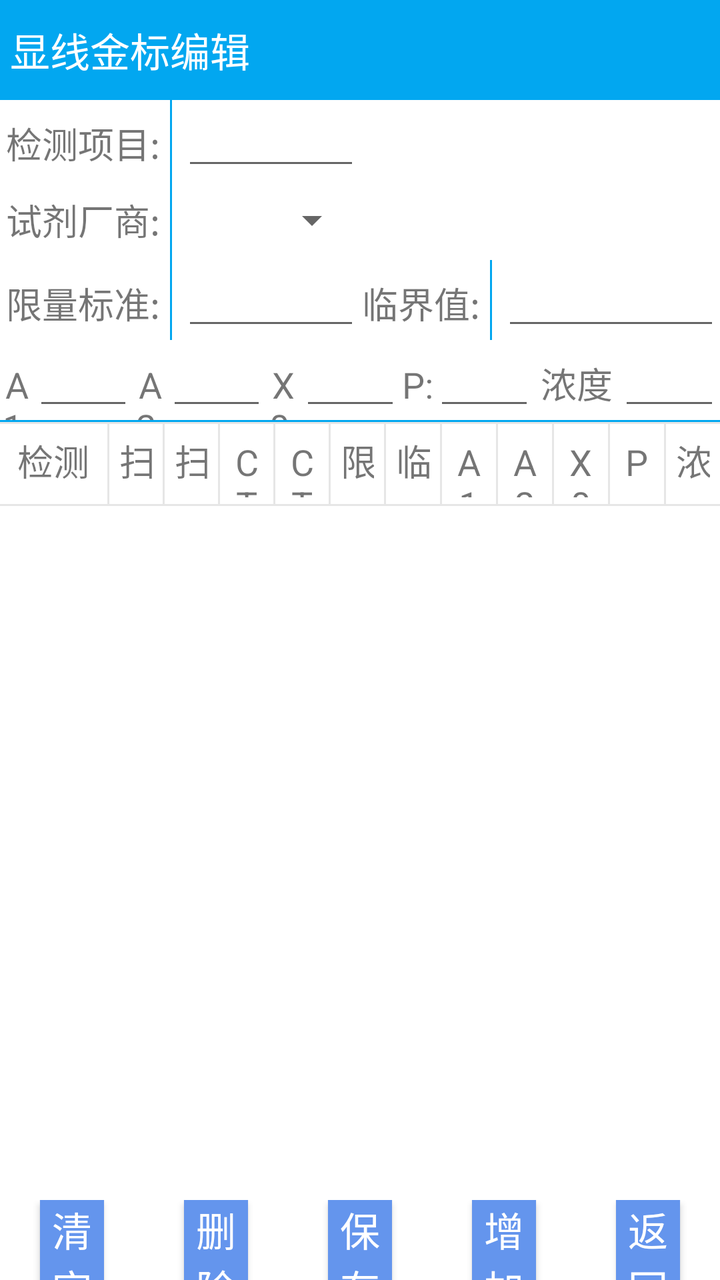
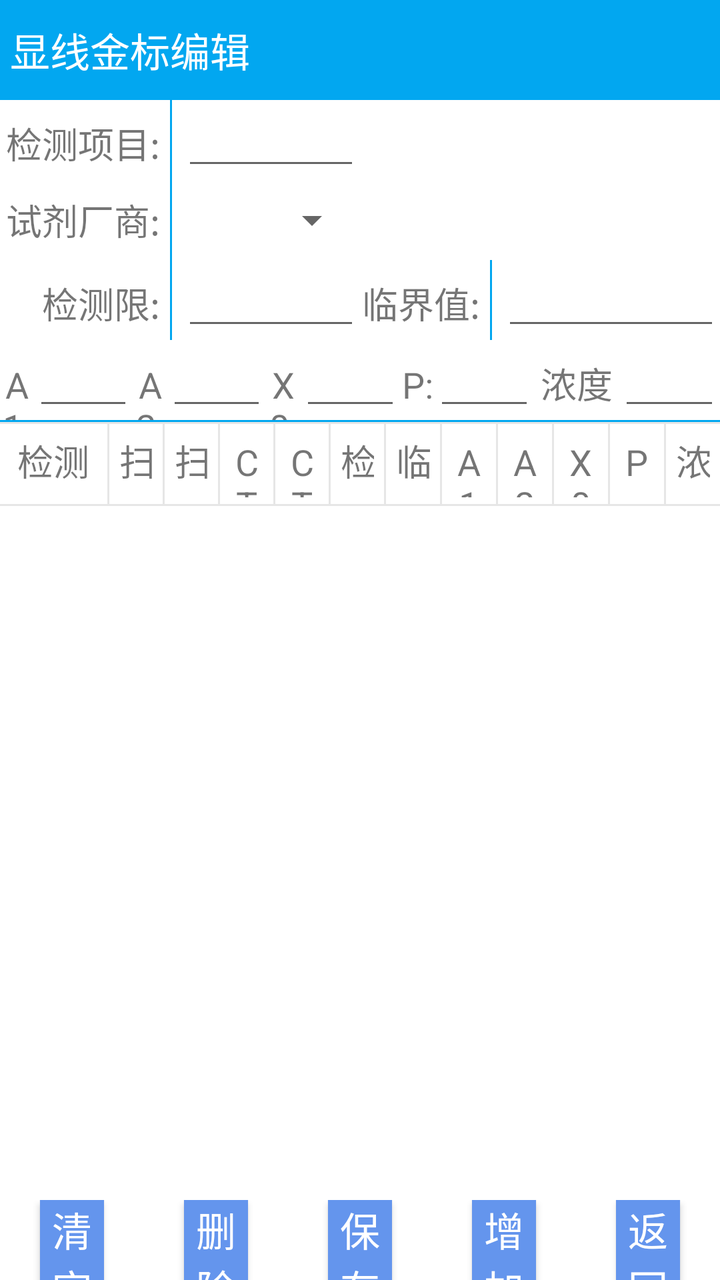

Before-and-after screenshots of an Android layout around one commit, followed by the original layout XML and the change that was made.
<!-- AndroidManifest.xml: application theme AppTheme -->
<!-- res/layout/check_project_line_edit.xml -->
<?xml version="1.0" encoding="utf-8"?>
<LinearLayout xmlns:android="http://schemas.android.com/apk/res/android"
    android:layout_width="match_parent"
    android:layout_height="match_parent"
    android:background="#ffffff"
    android:orientation="vertical">

    <TextView
        android:id="@+id/check_project_line_project_title"
        android:layout_width="match_parent"
        android:layout_height="50dp"
        android:layout_alignParentTop="true"
        android:background="@color/THEME_COLOR"
        android:gravity="center_vertical"
        android:paddingLeft="5dp"
        android:text="显线金标编辑"
        android:textColor="#ffffff"
        android:textSize="20sp" />

    <TableLayout
        android:layout_width="match_parent"
        android:layout_height="wrap_content">

        <TableRow>

            <LinearLayout
                android:layout_width="0dp"
                android:layout_height="40dp"
                android:layout_weight="1.0"
                android:orientation="horizontal">

                <TextView
                    android:layout_width="80dp"
                    android:layout_height="40dp"
                    android:gravity="center_vertical|right"
                    android:text="检测项目:"
                    android:textSize="18sp" />

                <View
                    android:layout_width="1dp"
                    android:layout_height="match_parent"
                    android:layout_marginLeft="5dp"
                    android:layout_marginRight="5dp"
                    android:background="@color/THEME_COLOR" />

                <EditText
                    android:id="@+id/check_project_line_project_edit"
                    android:lines="1"
                    android:layout_width="0dp"
                    android:layout_height="40dp"
                    android:layout_weight="1.0"
                    android:textSize="18sp" />
            </LinearLayout>

            <LinearLayout
                android:layout_width="0dp"
                android:layout_height="40dp"
                android:layout_weight="1.0"
                android:orientation="horizontal"></LinearLayout>
        </TableRow>

        <TableRow android:visibility="gone">

            <LinearLayout
                android:layout_width="0dp"
                android:layout_height="40dp"
                android:layout_weight="1.0"
                android:orientation="horizontal">

                <TextView
                    android:layout_width="60dp"
                    android:layout_height="40dp"
                    android:gravity="center_vertical|right"
                    android:text="扫描起点:" />

                <View
                    android:layout_width="1dp"
                    android:layout_height="match_parent"
                    android:layout_marginLeft="5dp"
                    android:layout_marginRight="5dp"
                    android:background="@color/THEME_COLOR" />

                <EditText
                    android:id="@+id/check_project_line_project_sao_start"
                    android:lines="1"
                    android:layout_width="0dp"
                    android:layout_height="40dp"
                    android:layout_weight="1.0" />
            </LinearLayout>

            <LinearLayout
                android:layout_width="0dp"
                android:layout_height="40dp"
                android:layout_weight="1.0"
                android:orientation="horizontal">

                <TextView
                    android:layout_width="60dp"
                    android:layout_height="40dp"
                    android:gravity="center_vertical|right"
                    android:text="扫描终点:" />

                <View
                    android:layout_width="1dp"
                    android:layout_height="match_parent"
                    android:layout_marginLeft="5dp"
                    android:layout_marginRight="5dp"
                    android:background="@color/THEME_COLOR" />

                <EditText
                    android:id="@+id/check_project_line_project_sao_end"
                    android:lines="1"
                    android:layout_width="0dp"
                    android:layout_height="40dp"
                    android:layout_weight="1.0" />
            </LinearLayout>
        </TableRow>

        <TableRow android:visibility="gone">

            <LinearLayout
                android:layout_width="0dp"
                android:layout_height="40dp"
                android:layout_weight="1.0"
                android:orientation="horizontal">

                <TextView
                    android:id="@+id/check_projetc_line_project_ct_tv"
                    android:layout_width="60dp"
                    android:layout_height="40dp"
                    android:gravity="center_vertical|right"
                    android:text="CT间距:" />

                <View
                    android:layout_width="1dp"
                    android:layout_height="match_parent"
                    android:layout_marginLeft="5dp"
                    android:layout_marginRight="5dp"
                    android:background="@color/THEME_COLOR" />

                <EditText
                    android:id="@+id/check_project_line_project_ct"
                    android:lines="1"
                    android:layout_width="0dp"
                    android:layout_height="40dp"
                    android:layout_weight="1.0" />
            </LinearLayout>

            <LinearLayout
                android:layout_width="0dp"
                android:layout_height="40dp"
                android:layout_weight="1.0"
                android:orientation="horizontal">

                <TextView
                    android:id="@+id/check_projetc_line_project_ct_width_tv"
                    android:layout_width="60dp"
                    android:layout_height="40dp"
                    android:gravity="center_vertical|right"
                    android:text="CT峰宽:" />

                <View
                    android:layout_width="1dp"
                    android:layout_height="match_parent"
                    android:layout_marginLeft="5dp"
                    android:layout_marginRight="5dp"
                    android:background="@color/THEME_COLOR" />

                <EditText
                    android:id="@+id/check_project_line_project_ct_width"
                    android:lines="1"
                    android:layout_width="0dp"
                    android:layout_height="40dp"
                    android:layout_weight="1.0" />
            </LinearLayout>
        </TableRow>

        <TableRow>

            <LinearLayout
                android:layout_width="0dp"
                android:layout_height="40dp"
                android:layout_weight="1.0"
                android:orientation="horizontal">

                <TextView
                    android:layout_width="80dp"
                    android:layout_height="40dp"
                    android:gravity="center_vertical|right"
                    android:text="试剂厂商:"
                    android:textSize="18sp" />

                <View
                    android:layout_width="1dp"
                    android:layout_height="match_parent"
                    android:layout_marginLeft="5dp"
                    android:layout_marginRight="5dp"
                    android:background="@color/THEME_COLOR" />

                <Spinner
                    android:id="@+id/check_project_line_project_card_spinner"
                    android:layout_width="0dp"
                    android:layout_height="40dp"
                    android:layout_weight="1.0" />
            </LinearLayout>

            <LinearLayout
                android:layout_width="0dp"
                android:layout_height="40dp"
                android:layout_weight="1.0"
                android:orientation="horizontal"></LinearLayout>
        </TableRow>

        <TableRow>

            <LinearLayout
                android:layout_width="0dp"
                android:layout_height="40dp"
                android:layout_weight="1.0"
                android:orientation="horizontal">

                <TextView
                    android:layout_width="80dp"
                    android:layout_height="40dp"
                    android:gravity="center_vertical|right"
                    android:text="限量标准:"
                    android:textSize="18sp" />

                <View
                    android:layout_width="1dp"
                    android:layout_height="match_parent"
                    android:layout_marginLeft="5dp"
                    android:layout_marginRight="5dp"
                    android:background="@color/THEME_COLOR" />

                <EditText
                    android:id="@+id/check_project_line_project_xian"
                    android:lines="1"
                    android:layout_width="0dp"
                    android:layout_height="40dp"
                    android:layout_weight="1.0"
                    android:inputType="number|numberDecimal" />
            </LinearLayout>

            <LinearLayout
                android:layout_width="0dp"
                android:layout_height="40dp"
                android:layout_weight="1.0"
                android:orientation="horizontal">

                <TextView
                    android:layout_width="60dp"
                    android:layout_height="40dp"
                    android:gravity="center_vertical|right"
                    android:text="临界值:"
                    android:textSize="18sp" />

                <View
                    android:layout_width="1dp"
                    android:layout_height="match_parent"
                    android:layout_marginLeft="5dp"
                    android:layout_marginRight="5dp"
                    android:background="@color/THEME_COLOR" />

                <EditText
                    android:id="@+id/check_project_line_project_ljz"
                    android:lines="1"
                    android:layout_width="0dp"
                    android:layout_height="40dp"
                    android:layout_weight="1.0"
                    android:inputType="number|numberDecimal" />
            </LinearLayout>
        </TableRow>

        <TableRow>
            android:layout_width="0dp"
            android:layout_height="40dp"
            android:layout_weight="1.0"
            android:orientation="horizontal">

            <TextView
                android:layout_width="0dp"
                android:layout_height="40dp"
                android:layout_weight="1"
                android:gravity="center"
                android:text="A1:"
                android:textSize="18sp" />

            <EditText
                android:id="@+id/check_project_line_project_k"
                android:lines="1"
                android:layout_width="0dp"
                android:layout_height="40dp"
                android:layout_weight="3.0"
                android:inputType="number|numberDecimal|numberSigned" />


            <TextView
                android:layout_width="0dp"
                android:layout_height="40dp"
                android:layout_weight="1"
                android:gravity="center"
                android:text="A2:"
                android:textSize="18sp" />

            <EditText
                android:id="@+id/check_project_line_project_b"
                android:lines="1"
                android:layout_width="0dp"
                android:layout_height="40dp"
                android:layout_weight="3.0"
                android:inputType="number|numberDecimal|numberSigned" />


            <TextView
                android:layout_width="0dp"
                android:layout_height="40dp"
                android:layout_weight="1"
                android:gravity="center"
                android:text="X0:"
                android:textSize="18sp" />

            <EditText
                android:id="@+id/check_project_line_project_x"
                android:layout_width="0dp"
                android:layout_height="40dp"
                android:layout_weight="3.0"
                android:inputType="number|numberDecimal|numberSigned" />


            <TextView
                android:layout_width="0dp"
                android:layout_height="40dp"
                android:layout_weight="1"
                android:gravity="center"
                android:text="P:"
                android:textSize="18sp" />

            <EditText
                android:id="@+id/check_project_line_project_p"
                android:layout_width="0dp"
                android:layout_height="40dp"
                android:layout_weight="3.0"
                android:inputType="number|numberDecimal|numberSigned" />

            <TextView
                android:layout_width="0dp"
                android:layout_height="40dp"
                android:layout_weight="2.5"
                android:gravity="center"
                android:text="浓度单位:"
                android:textSize="18sp" />

            <EditText
                android:id="@+id/check_project_line_project_concentrate_unit"
                android:layout_width="0dp"
                android:layout_height="40dp"
                android:layout_weight="3.0" />
        </TableRow>
    </TableLayout>

    <View
        android:layout_width="match_parent"
        android:layout_height="1dp"
        android:background="@color/THEME_COLOR" />

    <LinearLayout
        android:layout_width="match_parent"
        android:layout_height="0dp"
        android:layout_weight="1.0">

        <LinearLayout
            android:layout_width="wrap_content"
            android:layout_height="match_parent"
            android:orientation="vertical">

            <View
                android:layout_width="match_parent"
                android:layout_height="1dp"
                android:background="#e6e6e6" />

            <LinearLayout
                android:layout_width="match_parent"
                android:layout_height="40dp"
                android:orientation="horizontal">

                <TextView
                    style="@style/item_project_style"
                    android:layout_weight="2"
                    android:text="检测项目" />

                <View
                    android:layout_width="1dp"
                    android:layout_height="match_parent"
                    android:background="#e6e6e6" />

                <TextView
                    style="@style/item_project_style"
                    android:layout_weight="1"
                    android:text="扫描起点" />

                <View
                    android:layout_width="1dp"
                    android:layout_height="match_parent"
                    android:background="#e6e6e6" />

                <TextView
                    style="@style/item_project_style"
                    android:layout_weight="1"
                    android:text="扫描终点" />

                <View
                    android:layout_width="1dp"
                    android:layout_height="match_parent"
                    android:background="#e6e6e6" />

                <TextView
                    android:id="@+id/check_projetc_line_project_sc_ct_tv"
                    style="@style/item_project_style"
                    android:layout_weight="1"
                    android:text="CT间距" />

                <View
                    android:layout_width="1dp"
                    android:layout_height="match_parent"
                    android:background="#e6e6e6" />

                <TextView
                    android:id="@+id/check_projetc_line_project_sc_ct_width_tv"
                    style="@style/item_project_style"
                    android:layout_weight="1"
                    android:text="CT峰宽" />

                <View
                    android:layout_width="1dp"
                    android:layout_height="match_parent"
                    android:background="#e6e6e6" />

                <TextView
                    style="@style/item_project_style"
                    android:layout_weight="1"
                    android:text="限量标准" />

                <View
                    android:layout_width="1dp"
                    android:layout_height="match_parent"
                    android:background="#e6e6e6" />

                <TextView
                    style="@style/item_project_style"
                    android:layout_weight="1"
                    android:text="临界值" />

                <View
                    android:layout_width="1dp"
                    android:layout_height="match_parent"
                    android:background="#e6e6e6" />

                <TextView
                    style="@style/item_project_style"
                    android:layout_weight="1"
                    android:text="A1" />

                <View
                    android:layout_width="1dp"
                    android:layout_height="match_parent"
                    android:background="#e6e6e6" />

                <TextView
                    style="@style/item_project_style"
                    android:layout_weight="1"
                    android:text="A2" />

                <View
                    android:layout_width="1dp"
                    android:layout_height="match_parent"
                    android:background="#e6e6e6" />

                <TextView
                    style="@style/item_project_style"
                    android:layout_weight="1"
                    android:text="X0" />

                <View
                    android:layout_width="1dp"
                    android:layout_height="match_parent"
                    android:background="#e6e6e6" />

                <TextView
                    style="@style/item_project_style"
                    android:layout_weight="1"
                    android:text="P" />

                <View
                    android:layout_width="1dp"
                    android:layout_height="match_parent"
                    android:background="#e6e6e6" />

                <TextView
                    style="@style/item_project_style"
                    android:layout_weight="1"
                    android:text="浓度单位" />
            </LinearLayout>

            <View
                android:layout_width="match_parent"
                android:layout_height="1dp"
                android:background="#e6e6e6" />

            <ListView
                android:id="@+id/check_project_line_listview"
                android:layout_width="match_parent"
                android:layout_height="match_parent"></ListView>
        </LinearLayout>
    </LinearLayout>

    <LinearLayout
        android:layout_width="match_parent"
        android:layout_height="40dp"
        android:layout_marginTop="10dp"
        android:background="#ffffff"
        android:orientation="horizontal">

        <Button
            style="@style/btn_baseData_style"
            android:onClick="ClickClear"
            android:text="清空全部数据" />

        <Button
            style="@style/btn_baseData_style"
            android:onClick="ClickDelete"
            android:text="删除选中的数据" />

        <Button
            style="@style/btn_baseData_style"
            android:onClick="ClickSave"
            android:text="保存编辑数据" />

        <Button
            style="@style/btn_baseData_style"
            android:onClick="ClickEdit"
            android:text="增加编辑数据" />

        <Button
            style="@style/btn_baseData_style"
            android:onClick="ClickBack"
            android:text="返回" />
    </LinearLayout>

</LinearLayout>
<!-- resources referenced by this layout -->
<resources>
  <color name="THEME_COLOR">#02A7F0</color>
  <style name="btn_baseData_style">
          <item name="android:layout_width">0dp</item>
          <item name="android:layout_height">match_parent</item>
          <item name="android:layout_marginLeft">20dp</item>
          <item name="android:layout_marginRight">20dp</item>
          <item name="android:background">@color/btn_baseData_background_color</item>
          <item name="android:layout_weight">1.0</item>
          <item name="android:textSize">20sp</item>
          <item name="android:textColor">@android:color/white</item>
      </style>
  <style name="item_project_style">
          <item name="android:layout_width">0dp</item>
          <item name="android:layout_height">wrap_content</item>
          <item name="android:padding">5dp</item>
          <item name="android:textSize">18sp</item>
          <item name="android:gravity">center</item>
      </style>
  <style name="AppTheme" parent="Theme.AppCompat.Light.DarkActionBar">
          
          <item name="android:windowNoTitle">true</item>
          <item name="android:windowFullscreen">true</item>
      </style>
  <color name="btn_baseData_background_color">#6495ED</color>
</resources>

<!-- the commit's change to res/layout/check_project_line_edit.xml (unified diff, before → after) -->
@@ -223,7 +223,7 @@
                     android:layout_width="80dp"
                     android:layout_height="40dp"
                     android:gravity="center_vertical|right"
-                    android:text="限量标准:"
+                    android:text="检测限:"
                     android:textSize="18sp" />
 
                 <View
@@ -439,7 +439,7 @@
                 <TextView
                     style="@style/item_project_style"
                     android:layout_weight="1"
-                    android:text="限量标准" />
+                    android:text="检测限" />
 
                 <View
                     android:layout_width="1dp"
